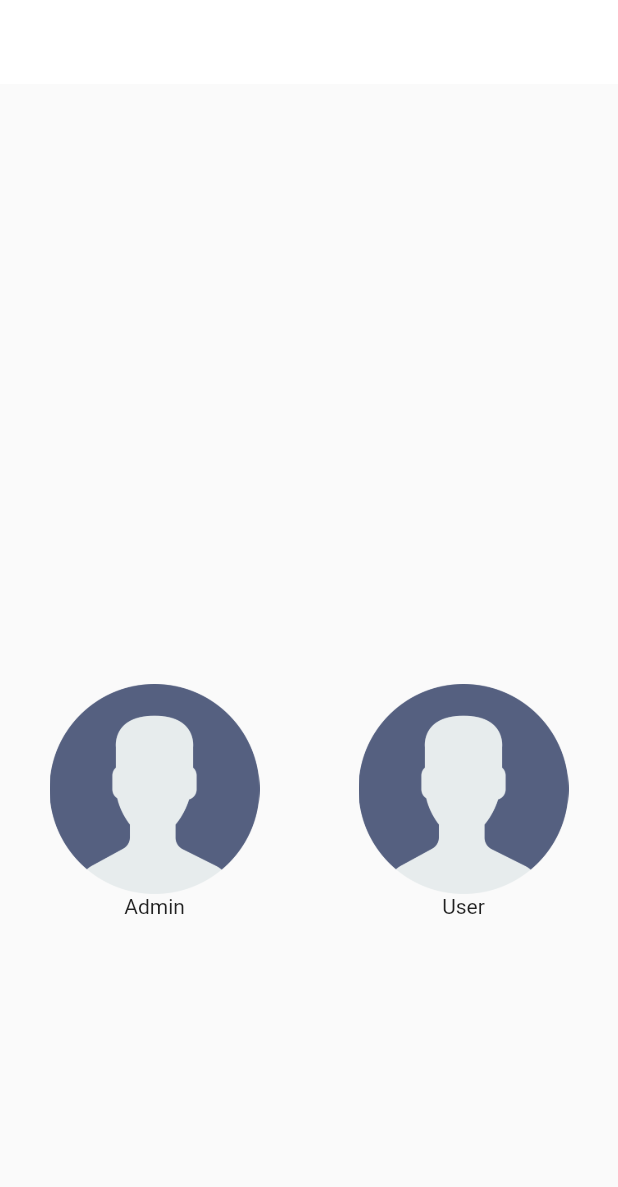
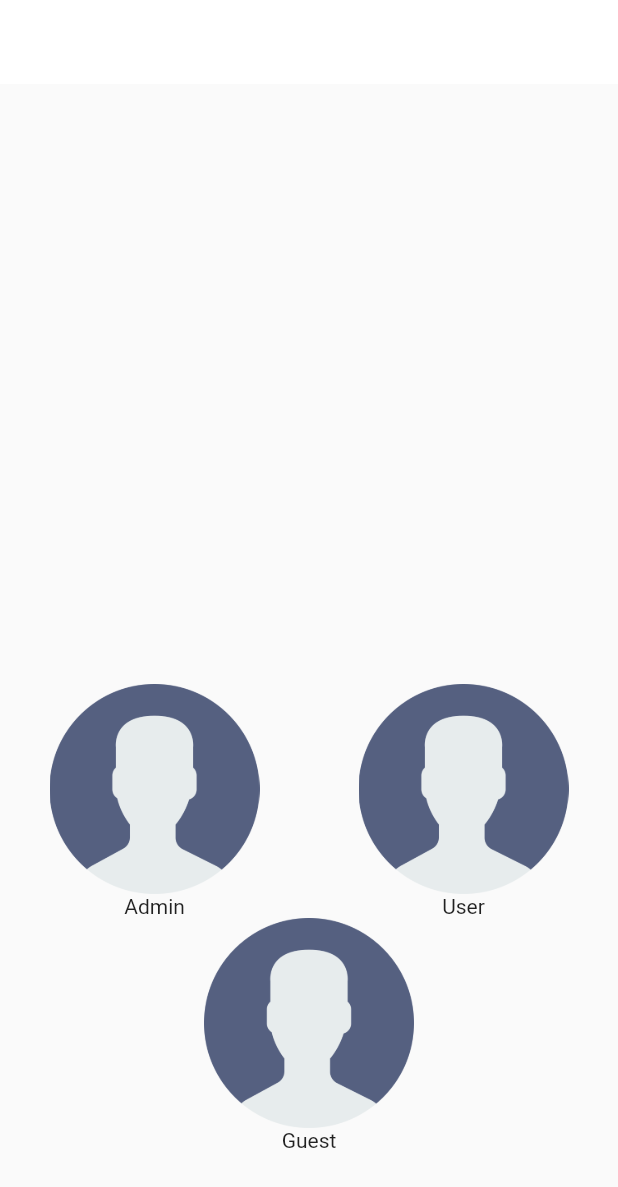
Before and after one commit to Deepikaumesh/Charity_Donation, a Flutter app: the screen it shows after launch, on a phone screen of 412 x 824 dp. Shown: the top 1187 px of the screen. Run offline on Flutter 3.47's test engine with Material 2 defaults, Android fonts, the phone set to English and light mode, and no system bars; our stand-ins replace google_fonts, shared_preferences.

Commit message:
gust role added to test shared prfernce

```diff
--- a/lib/Test2/Admin/Hope_Admin_Dashboard.dart
+++ b/lib/Test2/Admin/Hope_Admin_Dashboard.dart
@@ -2,6 +2,8 @@ import 'package:chari/Test2/Admin/Hope_Admin_Login.dart';
 import 'package:flutter/cupertino.dart';
 import 'package:flutter/material.dart';
 import 'package:shared_preferences/shared_preferences.dart';
+
+import '../Screen/Hope_main_way.dart';
 
 class Hope_Admin_Dashboard extends StatefulWidget {
   const Hope_Admin_Dashboard({Key? key}) : super(key: key);
@@ -17,6 +19,9 @@ class _Hope_Admin_DashboardState extends State<Hope_Admin_Dashboard> {
       backgroundColor: Colors.white,
       appBar: AppBar(
         title: Text("Admin Dashboard"),
+        leading: IconButton(onPressed: (){
+      Navigator.push(context, MaterialPageRoute(builder: (context)=>Hope_Main_Way()));
+        },icon: Icon(Icons.arrow_back),),
         actions: [
           IconButton(onPressed: (){
             Hope_Admin_Signout(context);
--- a/lib/Test2/Admin/Hope_Admin_Login.dart
+++ b/lib/Test2/Admin/Hope_Admin_Login.dart
@@ -124,7 +124,7 @@ class _Hope_Admin_LoginState extends State<Hope_Admin_Login> {
                                       ),
                                       onPressed: () {
                                         setState(() {
-                                          Merchant_Login();
+                                          Hope_admin_Login();
                                         });
 
                                         if (Merchant_formkey.currentState!.validate()) {
@@ -190,7 +190,7 @@ class _Hope_Admin_LoginState extends State<Hope_Admin_Login> {
     );
   }
 
-Future Merchant_Login() async {
+Future Hope_admin_Login() async {
   var url =
       "http://192.168.29.64/MySampleApp/Charity_Hope/Hope_Admin_login.php"; //intego wifi password
   //  var url ="https://anthracitic-pecks.000webhostapp.com/login.php";
@@ -218,8 +218,10 @@ Future Merchant_Login() async {
     // and use it to show a SnackBar.
     ScaffoldMessenger.of(context).showSnackBar(snackBar);
 
+
     final _sharedPrefs = await SharedPreferences.getInstance();
     await _sharedPrefs.setBool(Hope_Admin_Key, true);
+
 
     Navigator.push(
         context, MaterialPageRoute(builder: (context) => Hope_Admin_Dashboard()));
--- a/lib/Test2/Screen/Hope_main_way.dart
+++ b/lib/Test2/Screen/Hope_main_way.dart
@@ -1,9 +1,12 @@
 import 'package:flutter/material.dart';
 
 import '../Admin/Hope_Admin_Splashscreen.dart';
+import '../User/Hope_User_Splashscreen.dart';
+import '../guest/gust_Splashscreen.dart';
 
 
-class Hope_Admin_Main_Way extends StatelessWidget {
+
+class Hope_Main_Way extends StatelessWidget {
   @override
   Widget build(BuildContext context) {
     return Scaffold(
@@ -39,7 +42,7 @@ class Hope_Admin_Main_Way extends StatelessWidget {
                   ),
                   GestureDetector(
                     onTap: (){
-                      //  Navigator.push(context, MaterialPageRoute(builder: (context)=>Hope_U()));
+                       Navigator.push(context, MaterialPageRoute(builder: (context)=>Hope_User_Splash()));
                     },
                     child: Column(
                       children: [
@@ -56,6 +59,23 @@ class Hope_Admin_Main_Way extends StatelessWidget {
                   ),
                 ],
               ),
+              GestureDetector(
+                onTap: (){
+                  Navigator.push(context, MaterialPageRoute(builder: (context)=>gust_Splash()));
+                },
+                child: Column(
+                  children: [
+                    Container(
+                      child: Image.asset(
+                        "assets/images/user.png",
+                        height: 140,
+                        width: 140,
+                      ),
+                    ),
+                    Text("Guest")
+                  ],
+                ),
+              ),
             ],
           ),
         )
--- a/lib/main.dart
+++ b/lib/main.dart
@@ -2,8 +2,9 @@ import 'package:flutter/material.dart';
 import 'Test2/Screen/Hope_main_way.dart';
 
 
-//const admin_key="admin logged";
+
 const Hope_Admin_Key = "Admin LoggedIn";
+const Hope_user_Key = "user LoggedIn";
 
 void main() => runApp(MyApp());
 
@@ -12,7 +13,7 @@ class MyApp extends StatelessWidget {
   Widget build(BuildContext context) {
     return MaterialApp(
       debugShowCheckedModeBanner: false,
-      home: Hope_Admin_Main_Way(),
+      home: Hope_Main_Way(),
     );
   }
 }
```
